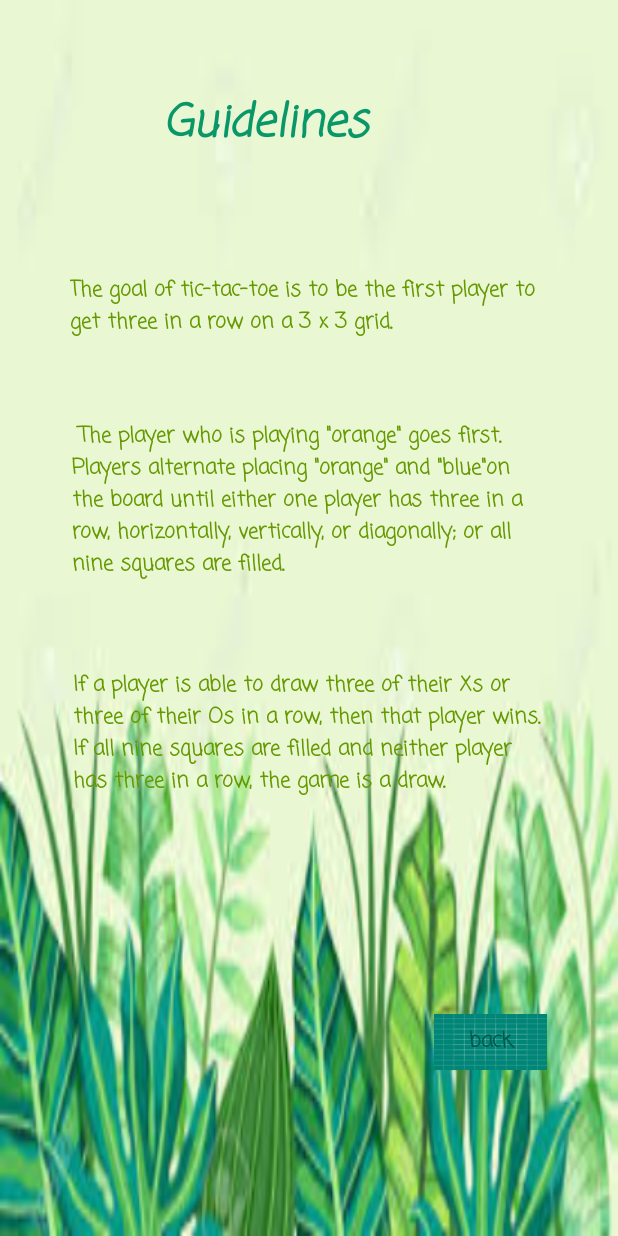
After one commit to GabriellaXue/CS125finalproject, an Android app: the layout activity_guideline.xml on its own in the app's theme, with its tools: preview values and no code run, on a phone screen of 412 x 824 dp. The commit adds this screen. Run offline under Robolectric (Android 15) with nearby library versions, the phone set to English and light mode, and no system bars.

Commit message:
add guideline

```diff
--- a/app/src/main/AndroidManifest.xml
+++ b/app/src/main/AndroidManifest.xml
@@ -9,7 +9,8 @@
         android:roundIcon="@mipmap/ic_launcher_round"
         android:supportsRtl="true"
         android:theme="@style/AppTheme">
-        <activity android:name=".MainActivity"></activity>
+        <activity android:name=".guideline"></activity>
+        <activity android:name=".MainActivity" />
         <activity
             android:name=".Start"
             android:label="@string/app_name"
--- a/app/src/main/java/com/example/cs125finalproject/Start.java
+++ b/app/src/main/java/com/example/cs125finalproject/Start.java
@@ -13,6 +13,7 @@ public class Start extends AppCompatActivity {
         super.onCreate(savedInstanceState);
         setContentView(R.layout.activity_start);
         configureNextButton();
+        goToNextButton();
 
     }
     private void configureNextButton() {
@@ -24,4 +25,14 @@ public class Start extends AppCompatActivity {
             }
         });
     }
+    private void goToNextButton() {
+        final Button about = findViewById(R.id.About);
+        about.setOnClickListener(new View.OnClickListener() {
+            @Override
+            public void onClick(View v) {
+                Intent aboutActivity = new Intent(Start.this, guideline.class);
+                startActivity(aboutActivity);
+            }
+        });
+    }
 }
--- /dev/null
+++ b/app/src/main/java/com/example/cs125finalproject/guideline.java
@@ -0,0 +1,27 @@
+package com.example.cs125finalproject;
+
+import android.support.v7.app.AppCompatActivity;
+import android.os.Bundle;;
+import android.view.View;
+import android.widget.Button;
+import android.content.Intent;
+
+public class guideline extends AppCompatActivity {
+
+    @Override
+    protected void onCreate(Bundle savedInstanceState) {
+        super.onCreate(savedInstanceState);
+        setContentView(R.layout.activity_guideline);
+        goBackToMenu();
+    }
+    private void goBackToMenu() {
+        final Button back = findViewById(R.id.back);
+        back.setOnClickListener(new View.OnClickListener() {
+            @Override
+            public void onClick(View v) {
+                Intent backActivity = new Intent(guideline.this, Start.class);
+                startActivity(backActivity);
+            }
+        });
+    }
+}
--- /dev/null
+++ b/app/src/main/res/layout/activity_guideline.xml
@@ -0,0 +1,121 @@
+<?xml version="1.0" encoding="utf-8"?>
+
+<RelativeLayout
+xmlns:android="http://schemas.android.com/apk/res/android"
+xmlns:app="http://schemas.android.com/apk/res-auto"
+xmlns:tools="http://schemas.android.com/tools"
+android:layout_width="fill_parent"
+android:layout_height="fill_parent"
+android:orientation="vertical"
+android:background="@drawable/test2">
+
+    <android.support.constraint.ConstraintLayout
+        android:layout_width="match_parent"
+        android:layout_height="match_parent"
+        tools:context=".guideline">
+
+        <TextView
+            android:id="@+id/textView3"
+            android:layout_width="317dp"
+            android:layout_height="125dp"
+            android:layout_marginStart="8dp"
+            android:layout_marginTop="8dp"
+            android:layout_marginEnd="8dp"
+            android:layout_marginBottom="8dp"
+            android:fontFamily="casual"
+            android:text=' The player who is playing "orange" goes first. Players alternate placing "orange" and "blue"on the board until either one player has three in a row, horizontally, vertically, or diagonally; or all nine squares are filled. '
+            android:textAlignment="textStart"
+            android:textColor="@android:color/holo_green_dark"
+            android:textStyle="bold"
+            app:layout_constraintBottom_toBottomOf="parent"
+            app:layout_constraintEnd_toEndOf="parent"
+            app:layout_constraintHorizontal_bias="0.512"
+            app:layout_constraintStart_toStartOf="parent"
+            app:layout_constraintTop_toTopOf="parent"
+            app:layout_constraintVertical_bias="0.398" />
+
+        <TextView
+            android:id="@+id/textView4"
+            android:layout_width="320dp"
+            android:layout_height="145dp"
+            android:layout_marginStart="8dp"
+            android:layout_marginTop="8dp"
+            android:layout_marginEnd="8dp"
+            android:layout_marginBottom="8dp"
+            android:fontFamily="casual"
+            android:text="If a player is able to draw three of their Xs or three of their Os in a row, then that player wins.  If all nine squares are filled and neither player has three in a row, the game is a draw."
+            android:textAlignment="textStart"
+            android:textColor="@android:color/holo_green_dark"
+            android:textStyle="bold"
+            app:layout_constraintBottom_toBottomOf="parent"
+            app:layout_constraintEnd_toEndOf="parent"
+            app:layout_constraintHorizontal_bias="0.533"
+            app:layout_constraintStart_toStartOf="parent"
+            app:layout_constraintTop_toTopOf="parent"
+            app:layout_constraintVertical_bias="0.661" />
+
+        <TextView
+            android:id="@+id/textView"
+            android:layout_width="195dp"
+            android:layout_height="78dp"
+            android:layout_marginStart="8dp"
+            android:layout_marginTop="8dp"
+            android:layout_marginEnd="8dp"
+            android:layout_marginBottom="8dp"
+            android:fontFamily="casual"
+            android:text="Guidelines"
+            android:textAlignment="textStart"
+            android:textColor="@color/colorPrimary"
+            android:textSize="30sp"
+            android:textStyle="bold|italic"
+            app:layout_constraintBottom_toBottomOf="parent"
+            app:layout_constraintEnd_toEndOf="parent"
+            app:layout_constraintStart_toStartOf="parent"
+            app:layout_constraintTop_toTopOf="parent"
+            app:layout_constraintVertical_bias="0.07" />
+
+        <TextView
+            android:id="@+id/textView2"
+            android:layout_width="317dp"
+            android:layout_height="83dp"
+            android:layout_marginStart="8dp"
+            android:layout_marginTop="8dp"
+            android:layout_marginEnd="8dp"
+            android:layout_marginBottom="8dp"
+            android:fontFamily="casual"
+            android:text="The goal of tic-tac-toe is to be the first player to get three in a row on a 3 x 3 grid."
+            android:textAlignment="textStart"
+            android:textColor="@android:color/holo_green_dark"
+            android:textStyle="bold"
+            app:layout_constraintBottom_toBottomOf="parent"
+            app:layout_constraintEnd_toEndOf="parent"
+            app:layout_constraintHorizontal_bias="0.495"
+            app:layout_constraintStart_toStartOf="parent"
+            app:layout_constraintTop_toTopOf="parent"
+            app:layout_constraintVertical_bias="0.241" />
+
+        <Button
+            android:id="@+id/back"
+            style="@style/Widget.AppCompat.Button.Colored"
+            android:layout_width="75dp"
+            android:layout_height="37dp"
+            android:layout_marginStart="8dp"
+            android:layout_marginTop="8dp"
+            android:layout_marginEnd="8dp"
+            android:layout_marginBottom="8dp"
+            android:background="@drawable/ic_launcher_background"
+            android:fontFamily="casual"
+            android:text="back"
+            android:textAppearance="@style/TextAppearance.AppCompat.Caption"
+            android:textColor="@color/colorPrimaryDark"
+            android:textSize="14sp"
+            android:textStyle="bold"
+            app:layout_constraintBottom_toBottomOf="parent"
+            app:layout_constraintEnd_toEndOf="parent"
+            app:layout_constraintHorizontal_bias="0.878"
+            app:layout_constraintStart_toStartOf="parent"
+            app:layout_constraintTop_toTopOf="parent"
+            app:layout_constraintVertical_bias="0.867" />
+
+    </android.support.constraint.ConstraintLayout>
+</RelativeLayout>
--- a/app/src/main/res/values/colors.xml
+++ b/app/src/main/res/values/colors.xml
@@ -1,6 +1,6 @@
 <?xml version="1.0" encoding="utf-8"?>
 <resources>
-    <color name="colorPrimary">#008577</color>
+    <color name="colorPrimary">#099768</color>
     <color name="colorPrimaryDark">#00574B</color>
     <color name="colorAccent">#FFFFFF</color>
 </resources>
```
